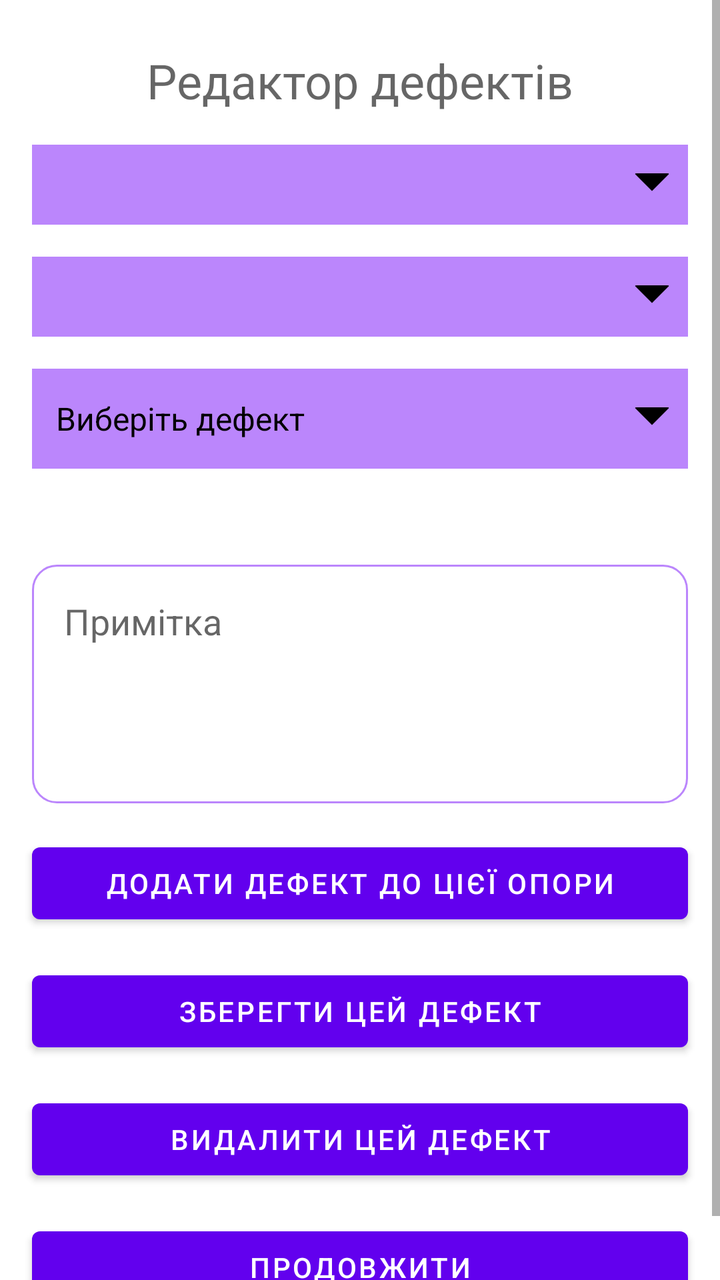
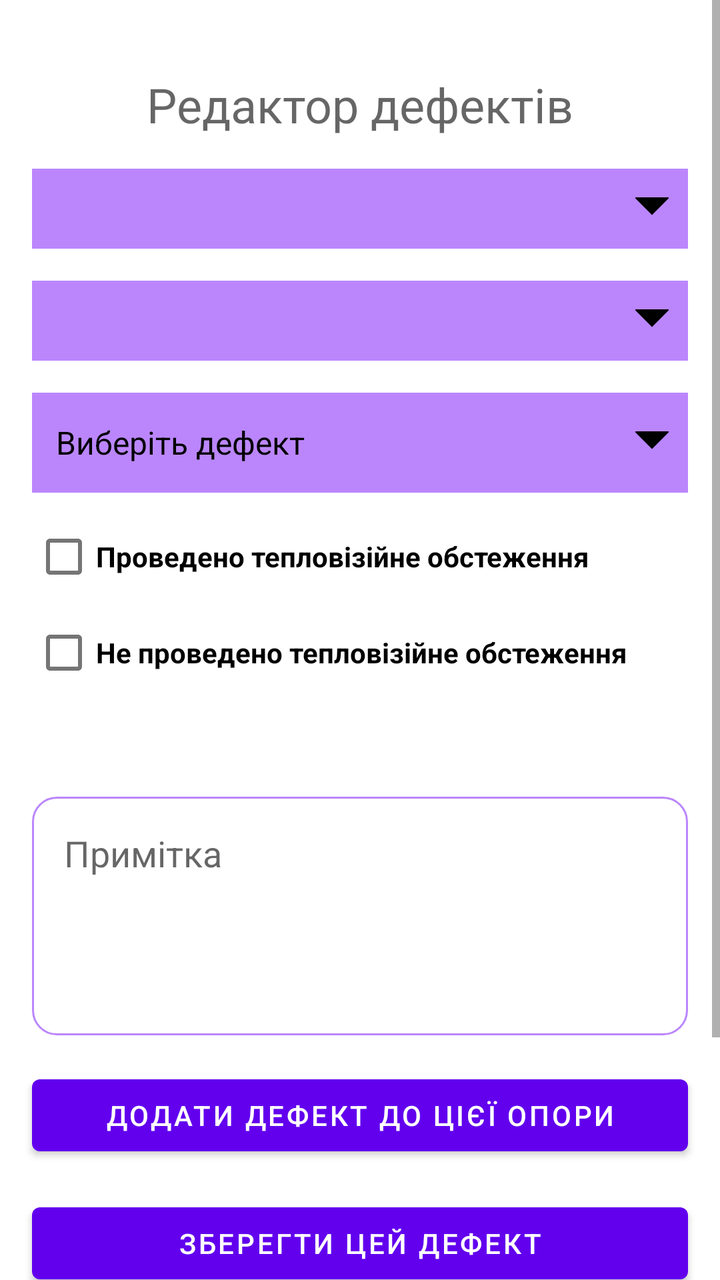

Two renders of the same Android screen: before a commit and after it. Below are the layout's source before the change and the commit's diff.
<!-- AndroidManifest.xml: application theme Theme.DefectFinder -->
<!-- res/layout/activity_edit_defect.xml -->
<?xml version="1.0" encoding="utf-8"?>
<androidx.constraintlayout.widget.ConstraintLayout xmlns:android="http://schemas.android.com/apk/res/android"
    xmlns:app="http://schemas.android.com/apk/res-auto"
    xmlns:tools="http://schemas.android.com/tools"
    android:layout_width="match_parent"
    android:layout_height="wrap_content"
    tools:context=".EditDefect">


    <ScrollView
        android:id="@+id/scroll"
        android:layout_width="match_parent"
        android:layout_height="match_parent"
        android:fillViewport="true"
        app:layout_constraintEnd_toEndOf="parent"
        app:layout_constraintStart_toStartOf="parent"
        app:layout_constraintTop_toTopOf="parent">

        <LinearLayout
            android:layout_width="match_parent"
            android:layout_height="wrap_content"
            android:orientation="vertical">

            <LinearLayout
                android:id="@+id/first_defect"
                android:layout_width="match_parent"
                android:layout_height="wrap_content"
                android:orientation="vertical"
                app:layout_constraintEnd_toEndOf="parent"
                app:layout_constraintStart_toStartOf="parent"
                app:layout_constraintTop_toTopOf="parent">

                <TextView
                    android:id="@+id/activity_name"
                    android:layout_width="match_parent"
                    android:layout_height="wrap_content"
                    android:layout_marginTop="24dp"
                    android:text="@string/defect_editor"
                    android:textAlignment="center"
                    android:textAppearance="@style/TextAppearance.MaterialComponents.Headline3"
                    android:textSize="24sp"
                    app:layout_constraintEnd_toEndOf="parent"
                    app:layout_constraintStart_toStartOf="parent"
                    app:layout_constraintTop_toTopOf="parent" />

                <Spinner
                    android:id="@+id/opr_spinner"
                    android:layout_width="match_parent"
                    android:layout_height="40dp"
                    android:layout_marginStart="16dp"
                    android:layout_marginTop="16dp"
                    android:layout_marginEnd="16dp"
                    android:background="@drawable/spinner_bg"
                    app:layout_constraintEnd_toEndOf="parent"
                    app:layout_constraintStart_toStartOf="parent"
                    app:layout_constraintTop_toBottomOf="@id/activity_name" />

                <Spinner
                    android:id="@+id/defect_spinner"
                    android:layout_width="match_parent"
                    android:layout_height="40dp"
                    android:layout_marginStart="16dp"
                    android:layout_marginTop="16dp"
                    android:layout_marginEnd="16dp"
                    android:background="@drawable/spinner_bg"
                    app:layout_constraintEnd_toEndOf="parent"
                    app:layout_constraintStart_toStartOf="parent"
                    app:layout_constraintTop_toBottomOf="@id/opr_spinner" />

                <TextView
                    android:id="@+id/searchableSpinner"
                    android:layout_width="match_parent"
                    android:layout_height="50dp"
                    android:background="@drawable/spinner_bg"
                    android:padding="12dp"
                    android:layout_marginStart="16dp"
                    android:layout_marginTop="16dp"
                    android:layout_marginEnd="16dp"
                    android:textSize="16sp"
                    android:textColor="@color/black"
                    android:gravity="center|left"
                    android:text="Виберіть дефект"
                    app:layout_constraintEnd_toEndOf="parent"
                    app:layout_constraintStart_toStartOf="parent"
                    app:layout_constraintTop_toBottomOf="@id/defect_spinner" />


                <GridView
                    android:id="@+id/photo_layout"
                    android:layout_width="match_parent"
                    android:layout_height="wrap_content"
                    android:layout_centerInParent="true"
                    android:layout_marginStart="16dp"
                    android:layout_marginTop="16dp"
                    android:layout_marginEnd="16dp"
                    android:layout_marginBottom="16dp"
                    android:horizontalSpacing="5dp"
                    android:numColumns="3"
                    android:stretchMode="columnWidth"
                    android:verticalSpacing="5dp"
                    app:layout_constraintEnd_toEndOf="parent"
                    app:layout_constraintStart_toStartOf="parent"
                    app:layout_constraintTop_toBottomOf="@id/searchableSpinner" />
            </LinearLayout>

            <EditText
                android:id="@+id/adds"
                android:inputType="textMultiLine"
                android:lines="4"
                android:minLines="4"
                android:maxLines="5"
                android:gravity="top|left"
                android:hint="@string/note"
                android:background="@drawable/edit_text_border"
                android:layout_margin="16dp"
                android:padding="16dp"
                android:layout_height="wrap_content"
                android:layout_width="match_parent"
                android:scrollbars="vertical"
                app:layout_constraintTop_toBottomOf="@id/photo_layout"
                app:layout_constraintBottom_toTopOf="@id/add_defect"
                app:layout_constraintStart_toStartOf="parent"
                app:layout_constraintEnd_toEndOf="parent"
                />

            <Button
                android:id="@+id/add_defect"
                android:layout_width="match_parent"
                android:layout_height="wrap_content"
                android:layout_marginStart="16dp"
                android:layout_marginEnd="16dp"
                android:layout_marginBottom="16dp"
                android:text="@string/add_defect_here"
                app:layout_constraintEnd_toEndOf="parent"
                app:layout_constraintStart_toStartOf="parent"
                app:layout_constraintTop_toBottomOf="@id/first_defect"/>

            <Button
                android:id="@+id/save_defect"
                android:layout_width="match_parent"
                android:layout_height="wrap_content"
                android:layout_marginStart="16dp"
                android:layout_marginEnd="16dp"
                android:layout_marginBottom="16dp"
                android:text="@string/save_current_defect"
                app:layout_constraintEnd_toEndOf="parent"
                app:layout_constraintStart_toStartOf="parent"
                app:layout_constraintTop_toBottomOf="@id/add_defect" />

            <Button
                android:id="@+id/delete_defect"
                android:layout_width="match_parent"
                android:layout_height="wrap_content"
                android:layout_marginStart="16dp"
                android:layout_marginEnd="16dp"
                android:layout_marginBottom="16dp"
                android:text="@string/delete_current_defect"
                app:layout_constraintEnd_toEndOf="parent"
                app:layout_constraintStart_toStartOf="parent"
                app:layout_constraintTop_toBottomOf="@id/save_defect"/>

            <Button
                android:id="@+id/continue_btn"
                android:layout_width="match_parent"
                android:layout_height="wrap_content"
                android:layout_marginStart="16dp"
                android:layout_marginEnd="16dp"
                android:layout_marginBottom="16dp"
                android:text="@string/go_continue"
                app:layout_constraintBottom_toBottomOf="parent"
                app:layout_constraintEnd_toEndOf="parent"
                app:layout_constraintStart_toStartOf="parent" />

        </LinearLayout>
    </ScrollView>
</androidx.constraintlayout.widget.ConstraintLayout>
<!-- resources referenced by this layout -->
<resources>
  <color name="black">#FF000000</color>
  <!-- drawable edit_text_border (drawable) -->
  <shape
      xmlns:android="http://schemas.android.com/apk/res/android"
      android:shape="rectangle">
      <solid
          android:color="@android:color/transparent"/>
  
      <corners
          android:bottomRightRadius="12dp"
          android:bottomLeftRadius="12dp"
          android:topLeftRadius="12dp"
          android:topRightRadius="12dp"/>
      <stroke
          android:color="@color/purple_200"
          android:width="1dp"/>
  </shape>
  <!-- drawable spinner_bg (drawable) -->
  <?xml version="1.0" encoding="utf-8"?>
  <layer-list xmlns:android="http://schemas.android.com/apk/res/android">
      <item>
          <shape android:shape="rectangle">
              <solid android:color="@color/purple_200"/>
              <corners android:radius="0dp" />
          </shape>
      </item>
      <item android:gravity="center_vertical|right" android:right="8dp">
          <layer-list>
              <item android:width="12dp" android:height="12dp"  android:gravity="center" android:bottom="10dp">
                  <rotate
                      android:fromDegrees="45"
                      android:toDegrees="45">
                      <shape android:shape="rectangle">
                          <solid android:color="#000000" />
                          <stroke android:color="#000000" android:width="1dp"/>
                      </shape>
                  </rotate>
              </item>
              <item android:width="20dp" android:height="10dp" android:bottom="21dp" android:gravity="center">
                  <shape android:shape="rectangle">
                      <solid android:color="@color/purple_200"/>
                  </shape>
              </item>
          </layer-list>
      </item>
  </layer-list>
  <string name="add_defect_here">Додати дефект до цієї опори</string>
  <string name="defect_editor">Редактор дефектів</string>
  <string name="delete_current_defect">Видалити цей дефект</string>
  <string name="go_continue">Продовжити</string>
  <string name="note">Примітка</string>
  <string name="save_current_defect">Зберегти цей дефект</string>
  <style name="Theme.DefectFinder" parent="Theme.MaterialComponents.DayNight.DarkActionBar">
          
          <item name="colorPrimary">@color/purple_500</item>
          <item name="colorPrimaryVariant">@color/purple_700</item>
          <item name="colorOnPrimary">@color/white</item>
          
          <item name="colorSecondary">@color/teal_200</item>
          <item name="colorSecondaryVariant">@color/teal_700</item>
          <item name="colorOnSecondary">@color/black</item>
          
          <item name="android:statusBarColor" tools:targetApi="l">?attr/colorPrimaryVariant</item>
          
      </style>
  <color name="purple_200">#FFBB86FC</color>
  <color name="purple_500">#FF6200EE</color>
  <color name="purple_700">#FF3700B3</color>
  <color name="white">#FFFFFFFF</color>
  <color name="teal_200">#FF03DAC5</color>
  <color name="teal_700">#FF018786</color>
</resources>

<!-- the commit's change to res/layout/activity_edit_defect.xml (unified diff, before → after) -->
@@ -34,7 +34,7 @@
                     android:id="@+id/activity_name"
                     android:layout_width="match_parent"
                     android:layout_height="wrap_content"
-                    android:layout_marginTop="24dp"
+                    android:layout_marginTop="36dp"
                     android:text="@string/defect_editor"
                     android:textAlignment="center"
                     android:textAppearance="@style/TextAppearance.MaterialComponents.Headline3"
@@ -83,6 +83,51 @@
                     app:layout_constraintEnd_toEndOf="parent"
                     app:layout_constraintStart_toStartOf="parent"
                     app:layout_constraintTop_toBottomOf="@id/defect_spinner" />
+
+                <LinearLayout
+                    android:id="@+id/thermal_box"
+                    android:layout_width="match_parent"
+                    android:layout_height="wrap_content"
+                    android:orientation="vertical"
+                    android:layout_marginStart="16dp"
+                    android:layout_marginEnd="16dp"
+                    android:layout_marginTop="8dp">
+
+                    <CheckBox
+                        android:id="@+id/cb_thermal_done"
+                        android:layout_width="match_parent"
+                        android:layout_height="wrap_content"
+                        android:text="@string/thermal_done_ok"
+                        android:textStyle="bold" />
+
+                    <CheckBox
+                        android:id="@+id/cb_thermal_not_done"
+                        android:layout_width="match_parent"
+                        android:layout_height="wrap_content"
+                        android:text="@string/thermal_not_done"
+                        android:textStyle="bold" />
+
+                    <LinearLayout
+                        android:id="@+id/defects_box"
+                        android:layout_width="match_parent"
+                        android:layout_height="wrap_content"
+                        android:orientation="vertical"
+                        android:layout_marginStart="24dp"
+                        android:visibility="gone">
+
+                        <CheckBox
+                            android:id="@+id/cb_defects_found"
+                            android:layout_width="match_parent"
+                            android:layout_height="wrap_content"
+                            android:text="@string/defects_found" />
+
+                        <CheckBox
+                            android:id="@+id/cb_defects_absent"
+                            android:layout_width="match_parent"
+                            android:layout_height="wrap_content"
+                            android:text="@string/defects_absent" />
+                    </LinearLayout>
+                </LinearLayout>
 
 
                 <GridView
<!-- resource entries referenced after the edit -->
@@ -48,10 +48,14 @@
   </layer-list>
   <string name="add_defect_here">Додати дефект до цієї опори</string>
   <string name="defect_editor">Редактор дефектів</string>
+  <string name="defects_absent">Дефекти відсутні</string>
+  <string name="defects_found">Виявлено дефекти</string>
   <string name="delete_current_defect">Видалити цей дефект</string>
   <string name="go_continue">Продовжити</string>
   <string name="note">Примітка</string>
   <string name="save_current_defect">Зберегти цей дефект</string>
+  <string name="thermal_done_ok">Проведено тепловізійне обстеження</string>
+  <string name="thermal_not_done">Не проведено тепловізійне обстеження</string>
   <style name="Theme.DefectFinder" parent="Theme.MaterialComponents.DayNight.DarkActionBar">
           
           <item name="colorPrimary">@color/purple_500</item>
@@ -64,6 +68,8 @@
           
           <item name="android:statusBarColor" tools:targetApi="l">?attr/colorPrimaryVariant</item>
           
+          <item name="android:windowOptOutEdgeToEdgeEnforcement" tools:targetApi="35">true</item>
+          
       </style>
   <color name="purple_200">#FFBB86FC</color>
   <color name="purple_500">#FF6200EE</color>
